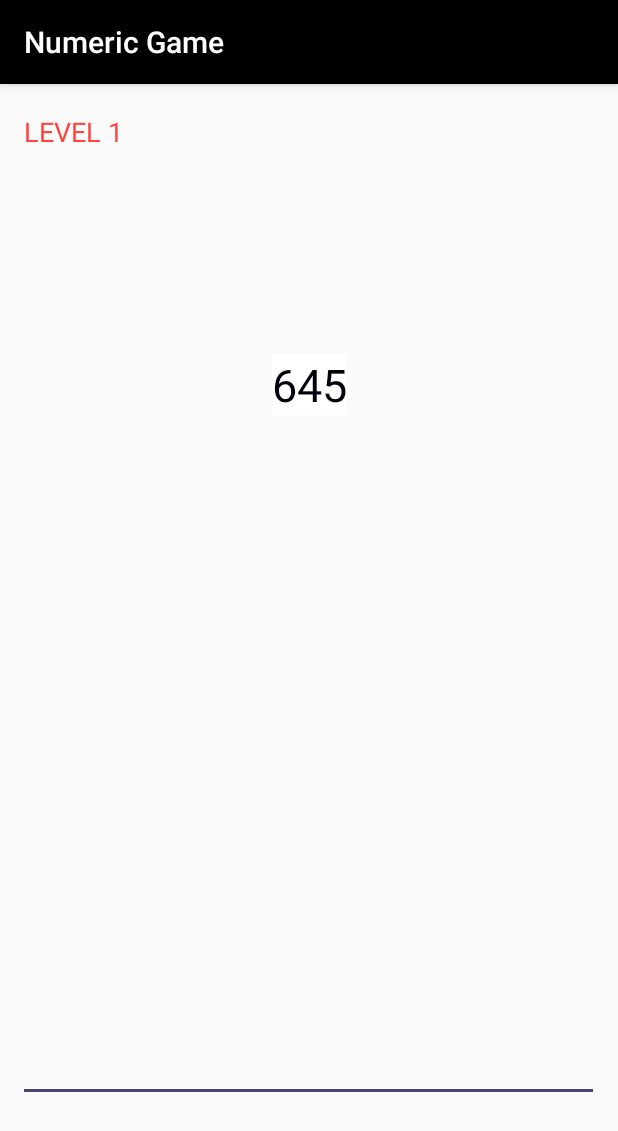
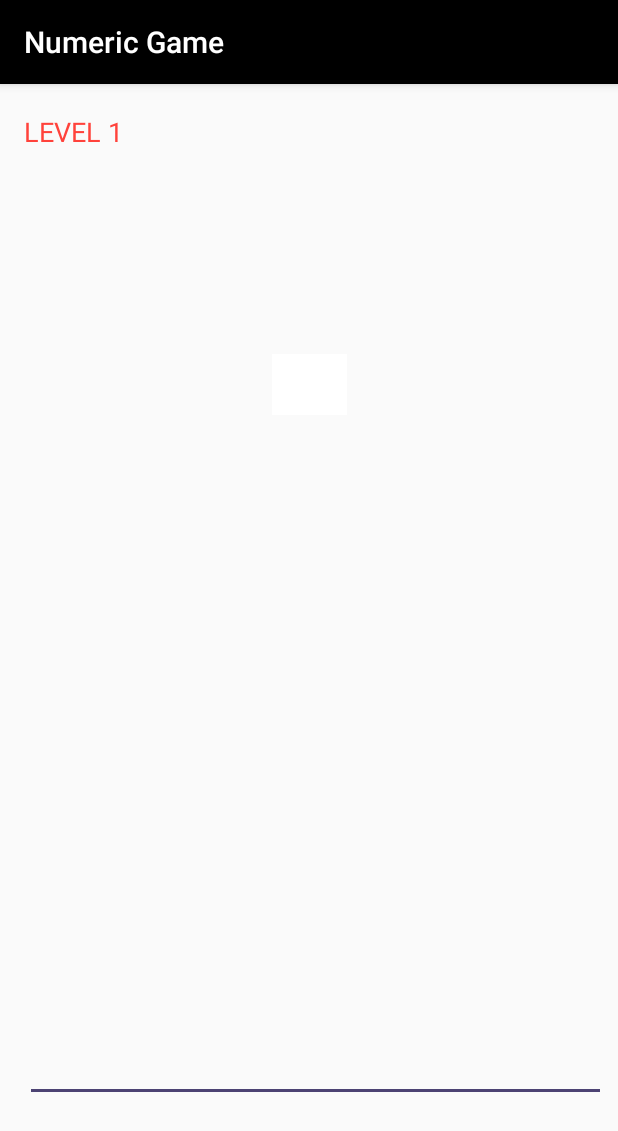
Before and after one commit to HwangHyewon/MyApplication, an Android app: the Level1Activity screen opened directly, with no data from a screen before it, on a phone screen of 412 x 824 dp. Shown: the top 1131 px of the screen. Run offline under Robolectric (Android 15) with nearby library versions, the phone set to English and light mode, and no system bars.

Commit message:
level1Activity 랜덤 수 생성, 글자가리기, 숫자 입력받기 (5번반복) 5번 반복 후 점수 출력

```diff
--- a/app/src/main/java/com/example/hwanghyewon/myapplication/Level1Activity.java
+++ b/app/src/main/java/com/example/hwanghyewon/myapplication/Level1Activity.java
@@ -7,16 +7,24 @@ import android.support.v7.app.AppCompatActivity;
 import android.os.Bundle;
 import android.widget.EditText;
 import android.widget.TextView;
+import android.widget.Toast;
 
 import java.util.Random;
 
+import static android.graphics.Color.BLACK;
+import static android.graphics.Color.BLUE;
+import static android.graphics.Color.WHITE;
+import static com.example.hwanghyewon.myapplication.R.id.edit_query;
 import static com.example.hwanghyewon.myapplication.R.id.textView;
 
 
 public class Level1Activity extends AppCompatActivity {
-    TextView textView;
-    EditText editText;
-
+    private TextView textView;
+    private EditText editText;
+    private Handler mHandler;
+    public int score;
+    public int realAnswer;
+    public int answer;
 
     @Override
     protected void onCreate(Bundle savedInstanceState) {
@@ -25,24 +33,77 @@ public class Level1Activity extends AppCompatActivity {
         setContentView(R.layout.activity_level1);
 
         textView = (TextView) findViewById(R.id.textView);
-        textView.setText(Integer.toString(makeRandomText()));
+        editText = (EditText) findViewById(R.id.editText);
+
+        realAnswer = makeRandomText();
+        textView.setText(Integer.toString(realAnswer));
+        mHandler = new Handler();
+
         mHandler.sendEmptyMessage(0);
 
+        mHandler.postDelayed(runnable,1000);
+        mHandler.postDelayed(runnable2,6000);
 
-    }
+        mHandler.postDelayed(runnable,7000);
+        mHandler.postDelayed(runnable2,12000);
 
-    //int answer = Integer.parseInt(editText.getText().toString());
+        mHandler.postDelayed(runnable,13000);
+        mHandler.postDelayed(runnable2,18000);
 
-    //5초마다 textview에 보이는 숫자가 바뀐다.
-    Handler mHandler = new Handler() {
-        public void handleMessage(Message msg) {
+        mHandler.postDelayed(runnable,19000);
+        mHandler.postDelayed(runnable2,24000);
 
-            textView.setText(Integer.toString(makeRandomText()));
-            mHandler.sendEmptyMessageDelayed(0, 5000);
+        mHandler.postDelayed(runnable,25000);
+        mHandler.postDelayed(runnable3,26000);
 
+    };
+
+
+        Runnable runnable = new Runnable() {
+            @Override
+            public void run() {
+                textView.setTextColor(WHITE);
+            };
+        };
+
+     Runnable runnable2 = new Runnable() {
+        @Override
+        public void run() {
+            compareAnswer();
+            realAnswer = makeRandomText();
+            textView.setText(Integer.toString(realAnswer));
+            textView.setTextColor(BLACK);
+        }
+    };
+    Runnable runnable3 = new Runnable() {
+        @Override
+        public void run() {
+            textView.setTextColor(WHITE);
+            if(score<5){
+                String val = Integer.toString(score);
+                Toast.makeText(getApplicationContext(),"L O S E!\nYour Score: "+val,Toast.LENGTH_LONG).show();
+            }
+            else{
+
+            }
         }
     };
 
+
+    private int compareAnswer(){
+        answer = Integer.parseInt(editText.getText().toString());
+        if(answer == realAnswer){
+            score ++;
+            String val = Integer.toString(score);
+            Toast.makeText(getApplicationContext(),"맞았습니다\nCurrent Score: "+val,Toast.LENGTH_SHORT).show();
+            return 1;
+        }
+        else{
+            String val = Integer.toString(score);
+            Toast.makeText(getApplicationContext(),"틀렸습니다\nCurrent Score: " +val,Toast.LENGTH_SHORT).show();
+            return 0;
+        }
+    }
 
 
     public int makeRandomText() {
@@ -64,5 +125,4 @@ public class Level1Activity extends AppCompatActivity {
         return (int) realAnswer;
     };
 
-
 }
--- a/app/src/main/res/layout/activity_level1.xml
+++ b/app/src/main/res/layout/activity_level1.xml
@@ -27,32 +27,6 @@
         android:layout_marginStart="8dp"
         android:layout_marginEnd="8dp" />
 
-    <RelativeLayout
-        android:layout_width="387dp"
-        android:layout_height="251dp"
-        android:layout_marginBottom="8dp"
-        android:layout_marginLeft="8dp"
-        android:layout_marginRight="8dp"
-        android:layout_marginTop="8dp"
-        app:layout_constraintBottom_toBottomOf="parent"
-        app:layout_constraintHorizontal_bias="0.473"
-        app:layout_constraintLeft_toLeftOf="parent"
-        app:layout_constraintRight_toRightOf="parent"
-        app:layout_constraintTop_toTopOf="parent"
-        app:layout_constraintVertical_bias="1.0">
-
-        <EditText
-            android:id="@+id/editText"
-            android:layout_width="wrap_content"
-            android:layout_height="wrap_content"
-            android:ems="20"
-            android:gravity="center"
-            android:inputType="number"
-            android:layout_marginBottom="81dp"
-            android:layout_alignParentBottom="true"
-            android:layout_centerHorizontal="true" />
-    </RelativeLayout>
-
     <TextView
         android:id="@+id/textView3"
         android:layout_width="wrap_content"
@@ -71,5 +45,32 @@
         app:layout_constraintLeft_toLeftOf="parent"
         app:layout_constraintHorizontal_bias="0.025" />
 
+    <RelativeLayout
+        android:layout_width="387dp"
+        android:layout_height="251dp"
+        android:layout_marginBottom="8dp"
+        android:layout_marginLeft="8dp"
+        android:layout_marginRight="8dp"
+        android:layout_marginTop="8dp"
+        app:layout_constraintBottom_toBottomOf="parent"
+        app:layout_constraintHorizontal_bias="1.0"
+        app:layout_constraintLeft_toLeftOf="parent"
+        app:layout_constraintRight_toRightOf="parent"
+        app:layout_constraintTop_toTopOf="parent"
+        app:layout_constraintVertical_bias="1.0">
+
+        <EditText
+            android:id="@+id/editText"
+            android:layout_width="wrap_content"
+            android:layout_height="wrap_content"
+            android:ems="20"
+            android:gravity="center"
+            android:inputType="number"
+            android:layout_marginBottom="81dp"
+            android:layout_alignParentBottom="true"
+            android:layout_centerHorizontal="true" />
+    </RelativeLayout>
+
+
 
 </android.support.constraint.ConstraintLayout>
```
Also changed, not shown: 44 other files.
